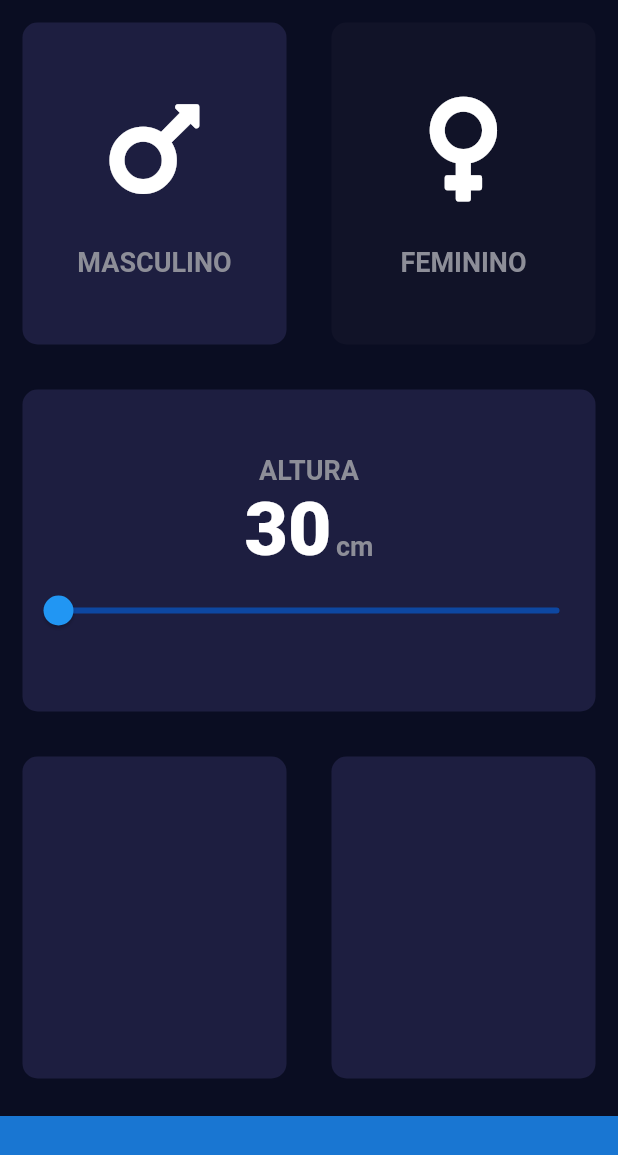
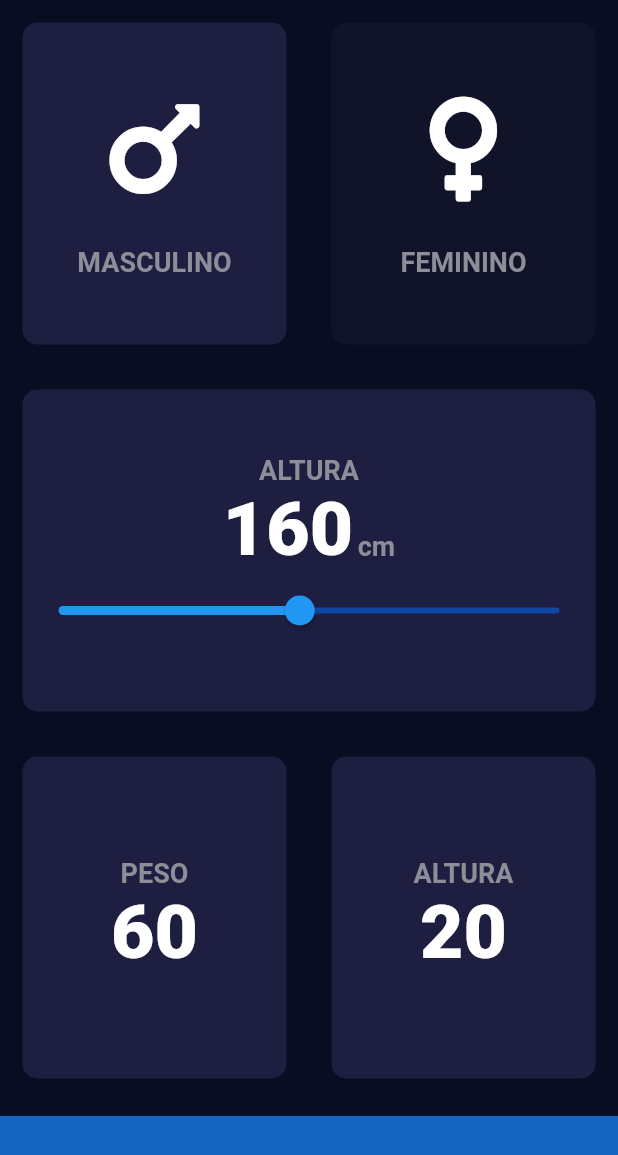
Before and after one commit to Esan2019/Flutter-BMI-Calculator, a Flutter app: the screen it shows after launch, on a phone screen of 412 x 824 dp. Shown: the top 1155 px of the screen. Run offline on Flutter 3.47's test engine with Material 2 defaults, Android fonts, the phone set to English and light mode, and no system bars; our stand-ins replace font_awesome_flutter.

Commit message:
Weight and age cards initial implementation

```diff
--- a/lib/input_page.dart
+++ b/lib/input_page.dart
@@ -13,9 +13,10 @@ class InputPage extends StatefulWidget {
 }
 
 class _InputPageState extends State<InputPage> {
-
   Gender selectedGender = Gender.male;
-  int height = 30;
+  int height = 160;
+  int weight = 60;
+  int age = 20;
 
   @override
   Widget build(BuildContext context) {
@@ -34,8 +35,8 @@ class _InputPageState extends State<InputPage> {
                             selectedGender = Gender.male;
                           });
                         },
-                        cardChild:
-                        IconContent(FontAwesomeIcons.mars, 'MASCULINO'),
+                        cardChild: IconContent(
+                            FontAwesomeIcons.mars, 'MASCULINO'),
                         color: selectedGender == Gender.male
                             ? kActiveCardColor
                             : kInactiveCardColor,
@@ -48,8 +49,8 @@ class _InputPageState extends State<InputPage> {
                             selectedGender = Gender.female;
                           });
                         },
-                        cardChild:
-                        IconContent(FontAwesomeIcons.venus, 'FEMININO'),
+                        cardChild: IconContent(
+                            FontAwesomeIcons.venus, 'FEMININO'),
                         color: selectedGender == Gender.female
                             ? kActiveCardColor
                             : kInactiveCardColor,
@@ -63,15 +64,26 @@ class _InputPageState extends State<InputPage> {
                   cardChild: Column(
                     mainAxisAlignment: MainAxisAlignment.center,
                     children: <Widget>[
-                      Text('ALTURA', style: kTextLabel,),
+                      Text(
+                        'ALTURA',
+                        style: kTextLabel,
+                      ),
                       Row(
                         textBaseline: TextBaseline.alphabetic,
                         mainAxisAlignment: MainAxisAlignment.center,
                         crossAxisAlignment: CrossAxisAlignment.baseline,
                         children: <Widget>[
-                          Text(height.toString(), style: kNumberLabel,),
-                          SizedBox(width: 3.0,),
-                          Text('cm', style: kTextLabel,),
+                          Text(
+                            height.toString(),
+                            style: kNumberLabel,
+                          ),
+                          SizedBox(
+                            width: 3.0,
+                          ),
+                          Text(
+                            'cm',
+                            style: kTextLabel,
+                          ),
                         ],
                       ),
                       Slider(
@@ -94,16 +106,52 @@ class _InputPageState extends State<InputPage> {
                 child: Row(
                   children: <Widget>[
                     Expanded(
-                      child: DefaultCard(),
+                      child: DefaultCard(
+                        cardChild: Column(
+                          mainAxisAlignment: MainAxisAlignment.center,
+                          children: <Widget>[
+                            Text(
+                              'PESO',
+                              style: kTextLabel,
+                            ),
+                            Text(
+                              weight.toString(),
+                              style: kNumberLabel,
+                            ),
+                            Row(
+                              mainAxisAlignment: MainAxisAlignment.center,
+                              children: <Widget>[],
+                            )
+                          ],
+                        ),
+                      ),
                     ),
                     Expanded(
-                      child: DefaultCard(),
+                      child: DefaultCard(
+                        cardChild: Column(
+                          mainAxisAlignment: MainAxisAlignment.center,
+                          children: <Widget>[
+                            Text(
+                              'ALTURA',
+                              style: kTextLabel,
+                            ),
+                            Text(
+                              age.toString(),
+                              style: kNumberLabel,
+                            ),
+                            Row(
+                              mainAxisAlignment: MainAxisAlignment.center,
+                              children: <Widget>[],
+                            )
+                          ],
+                        ),
+                      ),
                     )
                   ],
                 ),
               ),
               Container(
-                color: Colors.blue[700],
+                color: Colors.blue[800],
                 width: double.infinity,
                 height: 80.0,
                 margin: EdgeInsets.only(top: 10.0),
```
Also changed, not shown: lib/main.dart (line endings or trailing spaces).
